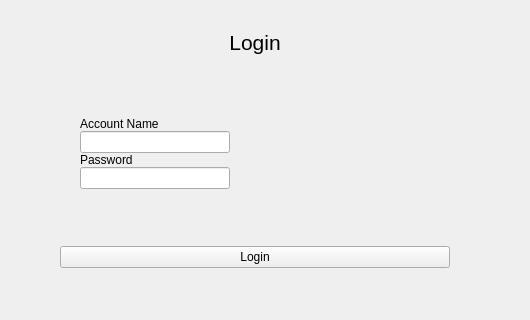
Goodyear-Smith-Dev/DecentralChat, file src/qt/ui/decentralchat.ui: the form before one commit; both pictures show x 145 to 675 and y 172 to 492 of the 800 by 600 pixel window.
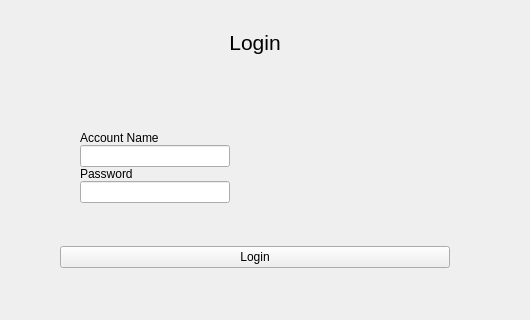
The form after the commit. The open tabs and pages were chosen to show the change. Custom widgets are drawn as their Qt base class.

Commit message:
Add incomplete create account and login handlers
Both lack any cryptography. Create account works and  login will always result in failure

Side note: the account file format will need to be restructured/rearranged, and `Account` will probably have to have its attributes (whatever you wanna call them) changed. Shouldn't be that bad of a change, though I may wait until after **add-cryptography** is merged into **dev** (probably soon).

```diff
--- a/src/qt/ui/decentralchat.ui
+++ b/src/qt/ui/decentralchat.ui
@@ -589,50 +589,7 @@
                     <property name="bottomMargin">
                      <number>0</number>
                     </property>
-                    <item row="0" column="0" colspan="2">
-                     <widget class="QLabel" name="p_login_nameLabel">
-                      <property name="sizePolicy">
-                       <sizepolicy hsizetype="Expanding" vsizetype="Preferred">
-                        <horstretch>0</horstretch>
-                        <verstretch>0</verstretch>
-                       </sizepolicy>
-                      </property>
-                      <property name="font">
-                       <font>
-                        <pointsize>9</pointsize>
-                       </font>
-                      </property>
-                      <property name="text">
-                       <string>Account Name</string>
-                      </property>
-                      <property name="textFormat">
-                       <enum>Qt::AutoText</enum>
-                      </property>
-                      <property name="textInteractionFlags">
-                       <set>Qt::NoTextInteraction</set>
-                      </property>
-                      <property name="buddy">
-                       <cstring>p_login_nameInput</cstring>
-                      </property>
-                     </widget>
-                    </item>
-                    <item row="3" column="0" colspan="2">
-                     <widget class="QLabel" name="p_login_passwordLabel">
-                      <property name="text">
-                       <string>Password</string>
-                      </property>
-                      <property name="textFormat">
-                       <enum>Qt::AutoText</enum>
-                      </property>
-                      <property name="textInteractionFlags">
-                       <set>Qt::NoTextInteraction</set>
-                      </property>
-                      <property name="buddy">
-                       <cstring>p_login_passwordInput</cstring>
-                      </property>
-                     </widget>
-                    </item>
-                    <item row="1" column="0">
+                    <item row="3" column="0">
                      <widget class="QLineEdit" name="p_login_nameInput">
                       <property name="minimumSize">
                        <size>
@@ -642,7 +599,23 @@
                       </property>
                      </widget>
                     </item>
-                    <item row="4" column="0">
+                    <item row="5" column="0" colspan="2">
+                     <widget class="QLabel" name="p_login_passwordLabel">
+                      <property name="text">
+                       <string>Password</string>
+                      </property>
+                      <property name="textFormat">
+                       <enum>Qt::AutoText</enum>
+                      </property>
+                      <property name="textInteractionFlags">
+                       <set>Qt::NoTextInteraction</set>
+                      </property>
+                      <property name="buddy">
+                       <cstring>p_login_passwordInput</cstring>
+                      </property>
+                     </widget>
+                    </item>
+                    <item row="6" column="0">
                      <widget class="QLineEdit" name="p_login_passwordInput">
                       <property name="minimumSize">
                        <size>
@@ -655,6 +628,40 @@
                       </property>
                      </widget>
                     </item>
+                    <item row="1" column="0">
+                     <widget class="QLabel" name="p_login_invalid">
+                      <property name="text">
+                       <string/>
+                      </property>
+                     </widget>
+                    </item>
+                    <item row="2" column="0">
+                     <widget class="QLabel" name="p_login_nameLabel">
+                      <property name="sizePolicy">
+                       <sizepolicy hsizetype="Expanding" vsizetype="Preferred">
+                        <horstretch>0</horstretch>
+                        <verstretch>0</verstretch>
+                       </sizepolicy>
+                      </property>
+                      <property name="font">
+                       <font>
+                        <pointsize>9</pointsize>
+                       </font>
+                      </property>
+                      <property name="text">
+                       <string>Account Name</string>
+                      </property>
+                      <property name="textFormat">
+                       <enum>Qt::AutoText</enum>
+                      </property>
+                      <property name="textInteractionFlags">
+                       <set>Qt::NoTextInteraction</set>
+                      </property>
+                      <property name="buddy">
+                       <cstring>p_login_nameInput</cstring>
+                      </property>
+                     </widget>
+                    </item>
                    </layout>
                   </widget>
                  </item>
```
Left out of the diff: 69 changed lines with no effect on the pictures. The commit also changes 3 other files.
